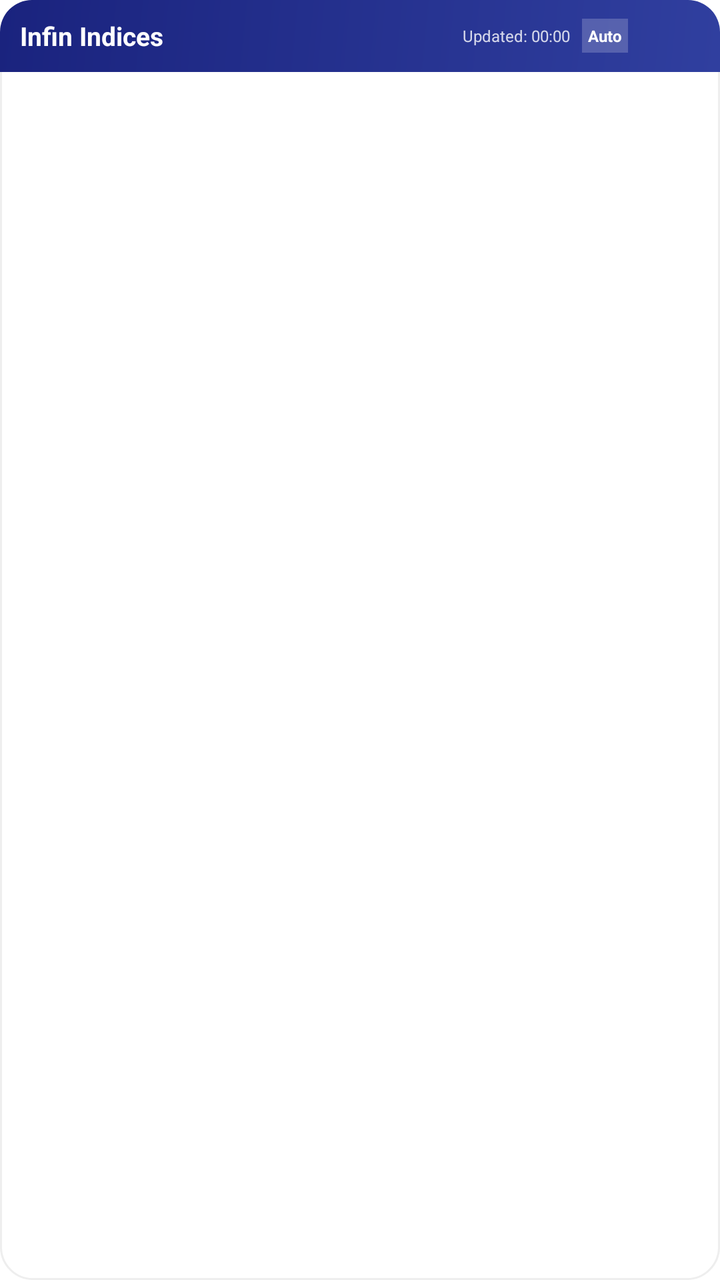
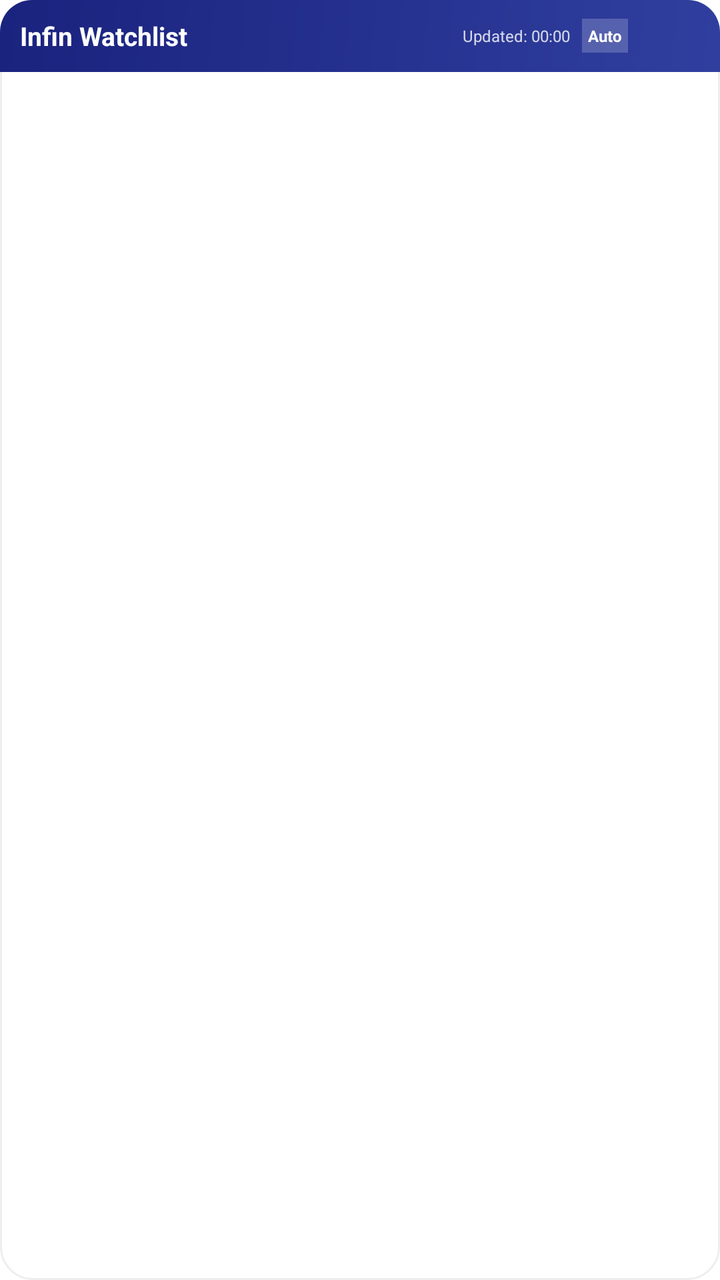

Compare the two renders of this Android layout. The source of the first and the diff that turns it into the second are given below.
<!-- AndroidManifest.xml: fallback theme Theme.MaterialComponents.DayNight.NoActionBar -->
<!-- res/layout/index_widget.xml -->
<?xml version="1.0" encoding="utf-8"?>
<LinearLayout xmlns:android="http://schemas.android.com/apk/res/android"
    android:layout_width="match_parent"
    android:layout_height="match_parent"
    android:orientation="vertical"
    android:background="@drawable/widget_background"
    android:clickable="false">

    
    <LinearLayout
        android:id="@+id/header_bar"
        android:layout_width="match_parent"
        android:layout_height="36dp"
        android:orientation="horizontal"
        android:gravity="center_vertical"
        android:paddingLeft="10dp"
        android:paddingRight="10dp"
        android:background="@drawable/header_background"
        android:clickable="true">

        <TextView
            android:id="@+id/widget_title"
            android:layout_width="0dp"
            android:layout_weight="1"
            android:layout_height="wrap_content"
            android:text="Infin Indices"
            android:textStyle="bold"
            android:textColor="#FFFFFF"
            android:textSize="13sp"
            android:clickable="false" />

        <TextView
            android:id="@+id/last_refresh_label"
            android:layout_width="wrap_content"
            android:layout_height="wrap_content"
            android:text="Updated: "
            android:textColor="#CCFFFFFF"
            android:textSize="8sp" />

        <TextView
            android:id="@+id/last_refresh"
            android:layout_width="wrap_content"
            android:layout_height="wrap_content"
            android:text="00:00"
            android:textColor="#CCFFFFFF"
            android:textSize="8sp"
            android:layout_marginRight="6dp" />

        <TextView
            android:id="@+id/btn_toggle_cols"
            android:layout_width="wrap_content"
            android:layout_height="wrap_content"
            android:text="Auto"
            android:textColor="#FFFFFF"
            android:textSize="8sp"
            android:textStyle="bold"
            android:background="#33FFFFFF"
            android:padding="3dp"
            android:layout_marginRight="8dp"
            android:clickable="true" />

        <FrameLayout
            android:id="@+id/logo_refresh_btn"
            android:layout_width="28dp"
            android:layout_height="28dp"
            android:clickable="true">

            <ImageView
                android:id="@+id/widget_logo"
                android:layout_width="24dp"
                android:layout_height="24dp"
                android:layout_gravity="center"
                android:src="@mipmap/ic_launcher" />

            <ProgressBar
                android:id="@+id/refresh_progress"
                android:layout_width="18dp"
                android:layout_height="18dp"
                android:layout_gravity="center"
                android:visibility="gone"
                android:indeterminate="true"
                android:indeterminateTint="#FFFFFF" />
        </FrameLayout>
    </LinearLayout>

    <FrameLayout
        android:layout_width="match_parent"
        android:layout_height="match_parent"
        android:padding="8dp"
        android:clickable="false">

        <TextView
            android:id="@+id/empty_view"
            android:layout_width="match_parent"
            android:layout_height="match_parent"
            android:gravity="center"
            android:text="No bookmarks.\nOpen app to add."
            android:textColor="#9E9E9E"
            android:textSize="11sp"
            android:visibility="gone" />

        <GridView
            android:id="@+id/indices_grid"
            android:layout_width="match_parent"
            android:layout_height="match_parent"
            android:numColumns="2"
            android:verticalSpacing="4dp"
            android:horizontalSpacing="8dp"
            android:stretchMode="columnWidth"
            android:gravity="center" />
    </FrameLayout>

</LinearLayout>
<!-- resources referenced by this layout -->
<resources>
  <!-- drawable header_background (drawable) -->
  <?xml version="1.0" encoding="utf-8"?>
  <shape xmlns:android="http://schemas.android.com/apk/res/android">
      <gradient
          android:startColor="#1A237E"
          android:endColor="#303F9F"
          android:angle="315" />
      <corners
          android:topLeftRadius="16dp"
          android:topRightRadius="16dp" />
  </shape>
  <!-- drawable widget_background (drawable) -->
  <?xml version="1.0" encoding="utf-8"?>
  <shape xmlns:android="http://schemas.android.com/apk/res/android">
      <solid android:color="#FFFFFF" />
      <corners android:radius="16dp" />
      <stroke android:width="1dp" android:color="#EEEEEE" />
  </shape>
  <!-- mipmap ic_launcher (mipmap-anydpi-v26) -->
  <?xml version="1.0" encoding="utf-8"?>
  <adaptive-icon xmlns:android="http://schemas.android.com/apk/res/android">
      <background android:drawable="@color/ic_launcher_background"/>
      <foreground android:drawable="@drawable/ic_launcher_foreground"/>
  </adaptive-icon>
  <color name="ic_launcher_background">#1A237E</color>
  <!-- drawable ic_launcher_foreground (drawable) -->
  <vector xmlns:android="http://schemas.android.com/apk/res/android"
      android:width="108dp"
      android:height="108dp"
      android:viewportWidth="108"
      android:viewportHeight="108">
  
      
      <path
          android:fillColor="#1A237E"
          android:pathData="M54,54m-30,0a30,30 0,1 1,60 0a30,30 0,1 1,-60 0" />
  
      
      
      <path
          android:strokeColor="#FFFFFF"
          android:strokeWidth="6"
          android:strokeLineCap="round"
          android:pathData="M44,45 L44,68" />
  
      
      <path
          android:strokeColor="#FFFFFF"
          android:strokeWidth="6"
          android:strokeLineCap="round"
          android:pathData="M54,68 L54,52 Q57,44 68,44 L68,68" />
  
      
      <path
          android:fillColor="#FFFFFF"
          android:pathData="M44,34m-4,0a4,4 0,1 1,8 0a4,4 0,1 1,-8 0" />
  
      
      <path
          android:strokeColor="#FFFFFF"
          android:strokeWidth="3.5"
          android:strokeLineCap="round"
          android:pathData="M35,76 Q54,82 73,76" />
  </vector>
</resources>

<!-- the commit's change to res/layout/index_widget.xml (unified diff, before → after) -->
@@ -23,7 +23,7 @@
             android:layout_width="0dp"
             android:layout_weight="1"
             android:layout_height="wrap_content"
-            android:text="Infin Indices"
+            android:text="Infin Watchlist"
             android:textStyle="bold"
             android:textColor="#FFFFFF"
             android:textSize="13sp"
